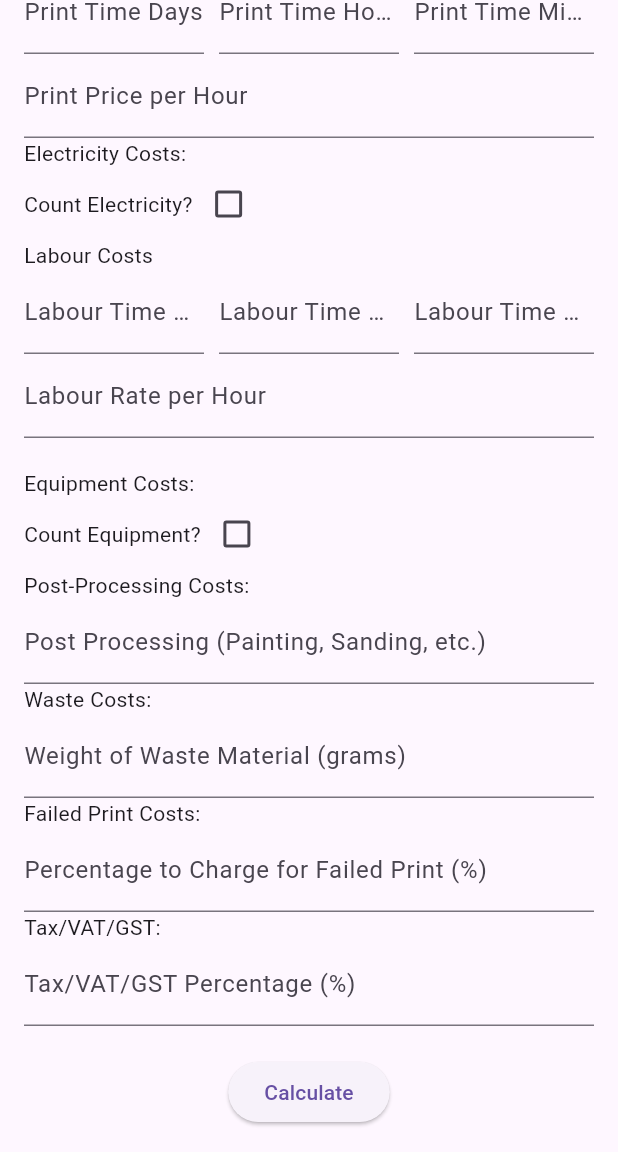
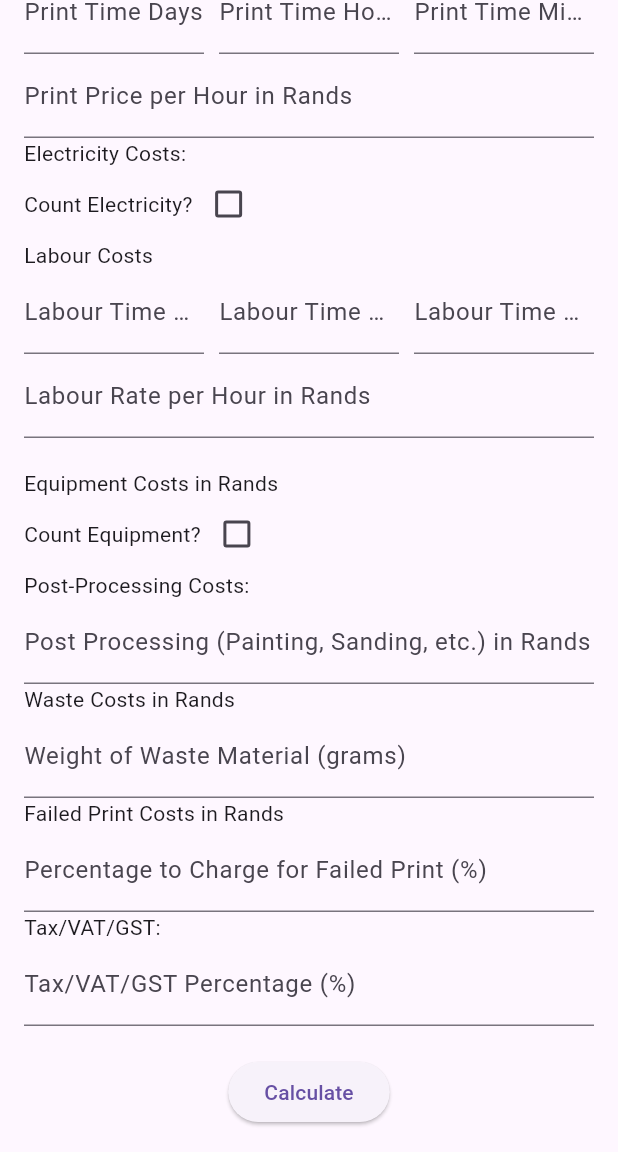
Before and after one commit to badtzmaruu/3d-Printer-Calculator, a Flutter app: the screen it shows after launch, scrolled down 292 dp, on a phone screen of 412 x 824 dp, the part 84-1236 px from its top. Run offline on Flutter 3.47's test engine with Material 3 defaults, Android fonts, the phone set to English and light mode, and no system bars.

Commit message:
Currency Labels Added
Added dynamic currency labels for each label text

```diff
--- a/3d Printer Calculator/lib/main.dart
+++ b/3d Printer Calculator/lib/main.dart
@@ -86,6 +86,14 @@
     'EUR': 20.39, // Euro
   };
 
+  Map<String, String> currencyLabels = {
+  'ZAR': ' in Rands',
+  'USD': ' in US Dollars',
+  'CAD': ' in Canadian Dollars',
+  'GBP': ' in British Pounds',
+  'EUR': ' in Euros',
+};
+
 
   double calculateTotalCost() {
     // Parse input values
@@ -141,6 +149,7 @@
     double failedPrintCost = (failedPrintPercentage/100 * (materialCost + printCost + electricityCost)) + (materialCost + printCost + electricityCost);
     double processingCost = postProcessing;
     double taxCost = materialCost + printCost + electricityCost + labourCost + equipmentCost + processingCost + wasteCost + failedPrintCost;
+
     double exchangeRate = exchangeRates[dropDownCurrency] ?? 1.0;
     double totalCost = materialCost + printCost + electricityCost + labourCost + equipmentCost + processingCost + wasteCost + failedPrintCost + (taxCost + (taxCost * taxPercentage/100));
 
@@ -160,7 +169,9 @@
         title: const Text('3D Printer Calculator'),
         actions: [
           //Adding the drop down button to the ribbon
-          DropdownButton(value: dropDownCurrency, onChanged: (String? newValue){
+          DropdownButton(
+            value: dropDownCurrency,
+            onChanged: (String? newValue){
 
             setState(() {
               dropDownCurrency = newValue!;
@@ -190,8 +201,9 @@
                   FilteringTextInputFormatter.allow(RegExp(r'[0-9.]')),
                   LengthLimitingTextInputFormatter(8)
                 ],
-                decoration: const InputDecoration(
-                  labelText: 'Filament Cost per Reel',
+
+                decoration: /*const*/ InputDecoration(
+                  labelText: 'Filament Cost per Reel'+  currencyLabels[dropDownCurrency].toString(),
                 ),
               ),
               TextFormField(
@@ -293,8 +305,8 @@
                   FilteringTextInputFormatter.allow(RegExp(r'[0-9.]')),
                   LengthLimitingTextInputFormatter(8)
                 ],
-                decoration: const InputDecoration(
-                  labelText: 'Print Price per Hour',
+                decoration:  InputDecoration(
+                  labelText: 'Print Price per Hour' +  currencyLabels[dropDownCurrency].toString(),
                 ),
               ),
 
@@ -334,8 +346,8 @@
                         FilteringTextInputFormatter.allow(RegExp(r'[0-9.]')),
                         LengthLimitingTextInputFormatter(8)
                       ],
-                      decoration: const InputDecoration(
-                        labelText: 'Cost per kWh',
+                      decoration: InputDecoration(
+                        labelText: 'Cost per kWh' +  currencyLabels[dropDownCurrency].toString(),
                       ),
                     ),
                     Row(
@@ -419,8 +431,8 @@
                   FilteringTextInputFormatter.allow(RegExp(r'[0-9.]')),
                   LengthLimitingTextInputFormatter(8)
                 ],
-                decoration: const InputDecoration(
-                  labelText: 'Labour Rate per Hour',
+                decoration:  InputDecoration(
+                  labelText: 'Labour Rate per Hour'+  currencyLabels[dropDownCurrency].toString(),
                 ),
               ),
 
@@ -428,7 +440,7 @@
               Column(
                 crossAxisAlignment: CrossAxisAlignment.start,
                 children: [
-                  const Text('Equipment Costs:'),
+                  Text('Equipment Costs'+  currencyLabels[dropDownCurrency].toString()),
                   Row(
                     children: [
                       const Text('Count Equipment?'),
@@ -450,8 +462,8 @@
                         FilteringTextInputFormatter.allow(RegExp(r'[0-9.]')),
                         LengthLimitingTextInputFormatter(8)
                       ],
-                      decoration: const InputDecoration(
-                        labelText: 'Printer Purchase Price',
+                      decoration:  InputDecoration(
+                        labelText: 'Printer Purchase Price'+  currencyLabels[dropDownCurrency].toString(),
                       ),
                     ),
                     TextFormField(
@@ -461,8 +473,8 @@
                         FilteringTextInputFormatter.allow(RegExp(r'[0-9.]')),
                         LengthLimitingTextInputFormatter(8)
                       ],
-                      decoration: const InputDecoration(
-                        labelText: 'Printer Upgrades Price',
+                      decoration:  InputDecoration(
+                        labelText: 'Printer Upgrades Price'+  currencyLabels[dropDownCurrency].toString(),
                       ),
                     ),
                     TextFormField(
@@ -472,8 +484,8 @@
                         FilteringTextInputFormatter.allow(RegExp(r'[0-9.]')),
                         LengthLimitingTextInputFormatter(8)
                       ],
-                      decoration: const InputDecoration(
-                        labelText: 'Annual Repair Costs',
+                      decoration:  InputDecoration(
+                        labelText: 'Annual Repair Costs' +  currencyLabels[dropDownCurrency].toString(),
                       ),
                     ),
                     Row(
@@ -531,11 +543,11 @@
                   FilteringTextInputFormatter.allow(RegExp(r'[0-9.]')),
                   LengthLimitingTextInputFormatter(8)
                 ],
-                decoration: const InputDecoration(
-                  labelText: 'Post Processing (Painting, Sanding, etc.)',
+                decoration:  InputDecoration(
+                  labelText: 'Post Processing (Painting, Sanding, etc.)'+  currencyLabels[dropDownCurrency].toString(),
                 ),
               ),
-              const Text('Waste Costs:'),
+               Text('Waste Costs'+  currencyLabels[dropDownCurrency].toString()),
               TextFormField(
                 controller: wasteWeightController,
                 keyboardType: const TextInputType.numberWithOptions(decimal: true),
@@ -547,7 +559,7 @@
                   labelText: 'Weight of Waste Material (grams)',
                 ),
               ),
-              const Text('Failed Print Costs:'),
+              Text('Failed Print Costs'+  currencyLabels[dropDownCurrency].toString()),
               TextFormField(
                 controller: failedPrintPercentageController,
                 keyboardType: const TextInputType.numberWithOptions(decimal: true),
@@ -662,7 +674,7 @@
                             children: [
                               Text('Total Cost: $totalCostString'),
                               const SizedBox(height: 10),
-                              Text('Material Cost Subtotal: $materialCostSubtotalString'),
+                              Text('Material Cost Subtotal'': $materialCostSubtotalString'),
                               Text('Print Cost Subtotal: $printCostSubtotalString'),
                               Text('Electricity Cost Subtotal: $electricityCostSubtotalString'),
                               Text('Labour Cost Subtotal: $labourCostSubtotalString'),
```
